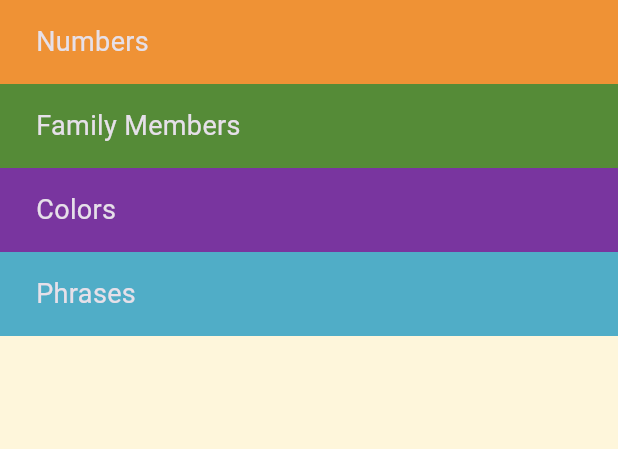
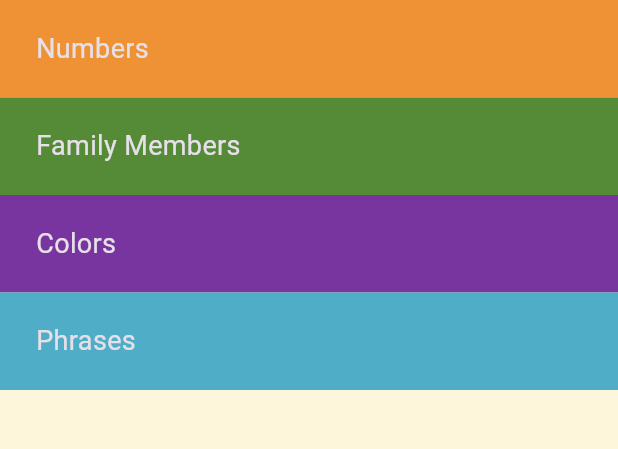
Before and after one commit to aya-hamoudeh1/Toku_app, a Flutter app: the screen it shows after launch, on a phone screen of 412 x 824 dp, the part 84-533 px from its top. Run offline on Flutter 3.47's test engine with Material 3 defaults, Android fonts, the light colour scheme and no system bars.

Commit message:
refactor my code

```diff
--- /dev/null
+++ b/lib/components/category_item.dart
@@ -0,0 +1,22 @@
+import 'package:flutter/cupertino.dart';
+
+class Category extends StatelessWidget {
+  const Category({super.key, this.text, this.color});
+
+  final String? text;
+  final Color? color;
+  @override
+  Widget build(BuildContext context) {
+    return Container(
+      padding: const EdgeInsets.only(left: 24),
+      alignment: Alignment.centerLeft,
+      height: 65,
+      width: double.infinity,
+      color: color,
+      child: Text(
+        text!,
+        style: const TextStyle(fontSize: 18),
+      ),
+    );
+  }
+}
--- a/lib/main.dart
+++ b/lib/main.dart
@@ -1,4 +1,5 @@
 import 'package:flutter/material.dart';
+import 'package:language_learning_app/screens/home_page.dart';
 
 void main() {
   runApp(const TokuApp());
@@ -12,65 +13,7 @@ class TokuApp extends StatelessWidget {
     return MaterialApp(
       theme: ThemeData.dark(),
       debugShowCheckedModeBanner: false,
-      home: Scaffold(
-        backgroundColor: const Color(0xffFEF6DB),
-        appBar: AppBar(
-          backgroundColor: const Color(0xff46322B),
-          title: const Text("Toku"),
-        ),
-        body: Column(
-          children: [
-            Container(
-              padding: const EdgeInsets.only(left: 24),
-              alignment: Alignment.centerLeft,
-              height: 56,
-              width: double.infinity,
-              color: const Color(0xffEF9235),
-              child:const Text("Numbers",
-              style: TextStyle(
-                fontSize: 18
-              ),
-              ) ,
-            ),
-            Container(
-              padding: const EdgeInsets.only(left: 24),
-              alignment: Alignment.centerLeft,
-              height: 56,
-              width: double.infinity,
-              color: const Color(0xff558B37),
-              child:const Text("Family Members",
-                style: TextStyle(
-                    fontSize: 18
-                ),
-              ) ,
-            ),
-            Container(
-              padding: const EdgeInsets.only(left: 24),
-              alignment: Alignment.centerLeft,
-              height: 56,
-              width: double.infinity,
-              color: const Color(0xff79359F),
-              child:const Text("Colors",
-                style: TextStyle(
-                    fontSize: 18
-                ),
-              ) ,
-            ),
-            Container(
-              padding: const EdgeInsets.only(left: 24),
-              alignment: Alignment.centerLeft,
-              height: 56,
-              width: double.infinity,
-              color: const Color(0xff50ADC7),
-              child:const Text("Phrases",
-                style: TextStyle(
-                    fontSize: 18
-                ),
-              ) ,
-            ),
-          ],
-        ),
-      ),
+      home: const HomePage(),
     );
   }
 }
--- /dev/null
+++ b/lib/screens/home_page.dart
@@ -0,0 +1,37 @@
+import 'package:flutter/material.dart';
+import '../components/category_item.dart';
+
+class HomePage extends StatelessWidget {
+  const HomePage({super.key});
+
+  @override
+  Widget build(BuildContext context) {
+    return Scaffold(
+      backgroundColor: const Color(0xffFEF6DB),
+      appBar: AppBar(
+        backgroundColor: const Color(0xff46322B),
+        title: const Text("Toku"),
+      ),
+      body: const Column(
+        children: [
+          Category(
+            text: "Numbers",
+            color: Color(0xffEF9235),
+          ),
+          Category(
+            text: "Family Members",
+            color: Color(0xff558B37),
+          ),
+          Category(
+            text: "Colors",
+            color: Color(0xff79359F),
+          ),
+          Category(
+            text: "Phrases",
+            color: Color(0xff50ADC7),
+          ),
+        ],
+      ),
+    );
+  }
+}
```
